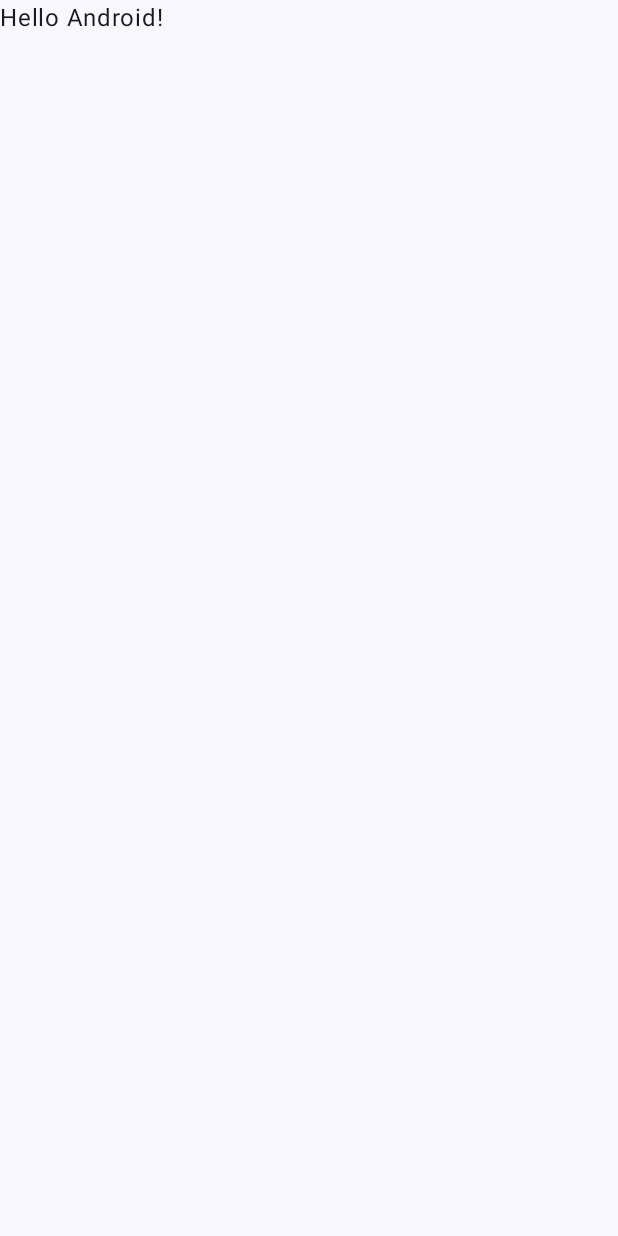
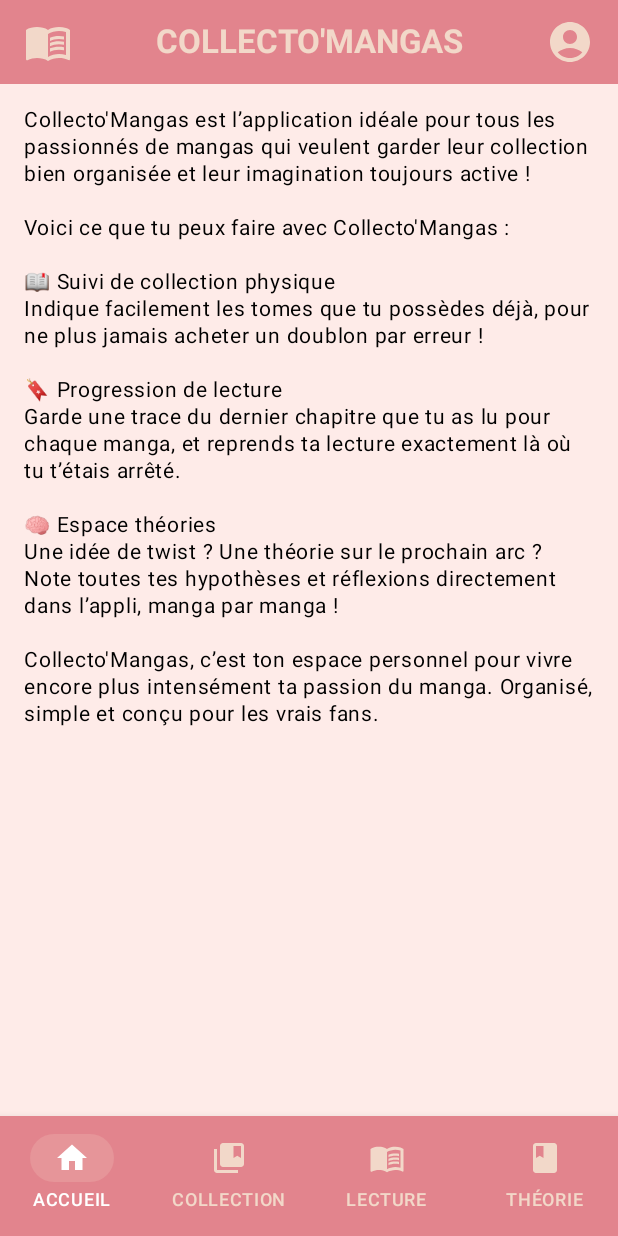
Before and after one commit to Lecureur-Arthur/CollectoMangas, an Android app built with Jetpack Compose: the screen it shows after launch (MainActivity), on a phone screen of 412 x 824 dp. Before the commit the screen is almost empty. Run offline under Robolectric (Android 15) with nearby library versions, the phone set to English and light mode, and no system bars.

Commit message:
Ajout de la page principal

```diff
--- a/app/build.gradle.kts
+++ b/app/build.gradle.kts
@@ -49,6 +49,7 @@ dependencies {
     implementation(libs.androidx.ui.graphics)
     implementation(libs.androidx.ui.tooling.preview)
     implementation(libs.androidx.material3)
+    implementation(libs.androidx.navigation.compose.jvmstubs)
     testImplementation(libs.junit)
     androidTestImplementation(libs.androidx.junit)
     androidTestImplementation(libs.androidx.espresso.core)
@@ -56,4 +57,7 @@ dependencies {
     androidTestImplementation(libs.androidx.ui.test.junit4)
     debugImplementation(libs.androidx.ui.tooling)
     debugImplementation(libs.androidx.ui.test.manifest)
+
+    implementation(libs.material.icons.extended)
+
 }
--- a/app/src/main/java/com/example/collectomangas/MainActivity.kt
+++ b/app/src/main/java/com/example/collectomangas/MainActivity.kt
@@ -4,14 +4,30 @@ import android.os.Bundle
 import androidx.activity.ComponentActivity
 import androidx.activity.compose.setContent
 import androidx.activity.enableEdgeToEdge
-import androidx.compose.foundation.layout.fillMaxSize
-import androidx.compose.foundation.layout.padding
-import androidx.compose.material3.Scaffold
-import androidx.compose.material3.Text
-import androidx.compose.runtime.Composable
+import androidx.compose.foundation.background
+import androidx.compose.foundation.layout.*
+import androidx.compose.foundation.rememberScrollState
+import androidx.compose.foundation.verticalScroll
+import androidx.compose.material.icons.Icons
+import androidx.compose.material.icons.filled.*
+import androidx.compose.material3.*
+import androidx.compose.runtime.*
+import androidx.compose.ui.Alignment
 import androidx.compose.ui.Modifier
+import androidx.compose.ui.draw.shadow
+import androidx.compose.ui.graphics.Color
+import androidx.compose.ui.text.font.FontWeight
+import androidx.compose.ui.text.style.TextAlign
 import androidx.compose.ui.tooling.preview.Preview
-import com.example.collectomangas.ui.theme.CollectoMangasTheme
+import androidx.compose.ui.unit.dp
+import androidx.compose.ui.unit.sp
+import com.example.collectomangas.ui.theme.*
+
+private val LightColorScheme = lightColorScheme(
+    primary = RoseChaud,
+    secondary = BeigeRose,
+    background = RosePale
+)
 
 class MainActivity : ComponentActivity() {
     override fun onCreate(savedInstanceState: Bundle?) {
@@ -19,29 +35,163 @@ class MainActivity : ComponentActivity() {
         enableEdgeToEdge()
         setContent {
             CollectoMangasTheme {
-                Scaffold(modifier = Modifier.fillMaxSize()) { innerPadding ->
-                    Greeting(
-                        name = "Android",
-                        modifier = Modifier.padding(innerPadding)
-                    )
-                }
+                MainScreen()
             }
         }
     }
 }
 
 @Composable
-fun Greeting(name: String, modifier: Modifier = Modifier) {
-    Text(
-        text = "Hello $name!",
+fun MainScreen() {
+    var selectedItem by remember { mutableStateOf(0) }
+
+    Surface(
+        modifier = Modifier.fillMaxSize(),
+        color = LightColorScheme.background
+    ) {
+        Scaffold(
+            containerColor = Color.Transparent,
+            modifier = Modifier.fillMaxSize(),
+            topBar = { Header() },
+            bottomBar = {
+                footer(selectedItem = selectedItem, onItemSelected = { selectedItem = it })
+            }
+        ) { innerPadding ->
+            when (selectedItem) {
+                0 -> Body(Modifier.padding(innerPadding))
+                1 -> CollectionScreen(Modifier.padding(innerPadding))
+                2 -> LectureScreen(Modifier.padding(innerPadding))
+                3 -> TheorieScreen(Modifier.padding(innerPadding))
+            }
+        }
+    }
+}
+
+@Composable
+fun Header() {
+    Row(
+        modifier = Modifier
+            .fillMaxWidth()
+            .background(LightColorScheme.primary)
+            .padding(horizontal = 16.dp, vertical = 12.dp),
+        verticalAlignment = Alignment.CenterVertically,
+        horizontalArrangement = Arrangement.SpaceBetween
+    ) {
+        Icon(
+            imageVector = Icons.Default.MenuBook,
+            contentDescription = "Logo Collecto'Mangas",
+            modifier = Modifier.size(32.dp),
+            tint = LightColorScheme.secondary
+        )
+
+        Text(
+            text = "COLLECTO'MANGAS",
+            style = MaterialTheme.typography.titleLarge.copy(fontWeight = FontWeight.Bold),
+            modifier = Modifier.weight(1f),
+            textAlign = TextAlign.Center,
+            color = LightColorScheme.secondary
+        )
+
+        Icon(
+            imageVector = Icons.Default.AccountCircle,
+            contentDescription = "Profil utilisateur",
+            modifier = Modifier.size(32.dp),
+            tint = LightColorScheme.secondary
+        )
+    }
+}
+
+@Composable
+fun footer(
+    selectedItem: Int,
+    onItemSelected: (Int) -> Unit
+) {
+    val items = listOf("Accueil", "Collection", "Lecture", "Théorie")
+    val icons = listOf(
+        Icons.Default.Home,
+        Icons.Default.CollectionsBookmark,
+        Icons.Default.MenuBook,
+        Icons.Default.Book
+    )
+
+    NavigationBar(
+        modifier = Modifier
+            .shadow(8.dp, spotColor = Color.Black.copy(alpha = 0.25f)), // Ombre au-dessus
+        containerColor = LightColorScheme.primary,
+        contentColor = LightColorScheme.secondary
+    ) {
+        items.forEachIndexed { index, item ->
+            NavigationBarItem(
+                icon = {
+                    Icon(
+                        imageVector = icons[index],
+                        contentDescription = item,
+                        tint = if (selectedItem == index) Color.White else LightColorScheme.secondary
+                    )
+                },
+                label = {
+                    Text(
+                        text = item.uppercase(),
+                        color = if (selectedItem == index) Color.White else LightColorScheme.secondary
+                    )
+                },
+                selected = selectedItem == index,
+                onClick = { onItemSelected(index) },
+                colors = NavigationBarItemDefaults.colors(
+                    selectedIconColor = Color.White,
+                    selectedTextColor = Color.White,
+                    indicatorColor = LightColorScheme.secondary.copy(alpha = 0.2f),
+                    unselectedIconColor = LightColorScheme.secondary,
+                    unselectedTextColor = LightColorScheme.secondary
+                )
+            )
+        }
+    }
+}
+
+@Composable
+fun Body(modifier: Modifier = Modifier) {
+    val scrollState = rememberScrollState()
+
+    Column(
         modifier = modifier
-    )
+            .padding(16.dp)
+            .verticalScroll(scrollState)
+    ) {
+        Text(
+            text = "Collecto'Mangas est l’application idéale pour tous les passionnés de mangas qui veulent garder leur collection bien organisée et leur imagination toujours active !\n\n" +
+                    "Voici ce que tu peux faire avec Collecto'Mangas :\n\n" +
+                    "📖 Suivi de collection physique\nIndique facilement les tomes que tu possèdes déjà, pour ne plus jamais acheter un doublon par erreur !\n\n" +
+                    "🔖 Progression de lecture\nGarde une trace du dernier chapitre que tu as lu pour chaque manga, et reprends ta lecture exactement là où tu t’étais arrêté.\n\n" +
+                    "🧠 Espace théories\nUne idée de twist ? Une théorie sur le prochain arc ? Note toutes tes hypothèses et réflexions directement dans l’appli, manga par manga !\n\n" +
+                    "Collecto'Mangas, c’est ton espace personnel pour vivre encore plus intensément ta passion du manga. Organisé, simple et conçu pour les vrais fans.",
+            style = MaterialTheme.typography.bodyLarge.copy(
+                fontSize = 14.sp,
+                lineHeight = 18.sp
+            )
+        )
+    }
+}
+
+@Composable
+fun CollectionScreen(modifier: Modifier = Modifier) {
+    Text(text = "Voici ta collection.", modifier = modifier.padding(16.dp))
+}
+
+@Composable
+fun LectureScreen(modifier: Modifier = Modifier) {
+    Text(text = "Zone de lecture.", modifier = modifier.padding(16.dp))
+}
+
+@Composable
+fun TheorieScreen(modifier: Modifier = Modifier) {
+    Text(text = "Théorie et informations.", modifier = modifier.padding(16.dp))
 }
 
 @Preview(showBackground = true)
 @Composable
-fun GreetingPreview() {
+fun MainScreenPreview() {
     CollectoMangasTheme {
-        Greeting("Android")
+        MainScreen()
     }
 }
--- a/app/src/main/java/com/example/collectomangas/ui/theme/Color.kt
+++ b/app/src/main/java/com/example/collectomangas/ui/theme/Color.kt
@@ -9,3 +9,7 @@ val Pink80 = Color(0xFFEFB8C8)
 val Purple40 = Color(0xFF6650a4)
 val PurpleGrey40 = Color(0xFF625b71)
 val Pink40 = Color(0xFF7D5260)
+
+val RoseChaud = Color(0xFFE2848D)
+val BeigeRose = Color(0xFFF2D8C9)
+val RosePale = Color(0xFFFEEBE8);
--- a/gradle/libs.versions.toml
+++ b/gradle/libs.versions.toml
@@ -8,9 +8,14 @@ espressoCore = "3.6.1"
 lifecycleRuntimeKtx = "2.9.0"
 activityCompose = "1.10.1"
 composeBom = "2024.09.00"
+materialIconsExtended = "1.6.1"
+navigationCompose = "2.9.0"
+navigationComposeJvmstubs = "2.9.0"
 
 [libraries]
 androidx-core-ktx = { group = "androidx.core", name = "core-ktx", version.ref = "coreKtx" }
+androidx-material-icons-extended = { module = "androidx.compose.material:material-icons-extended" }
+androidx-navigation-compose = { module = "androidx.navigation:navigation-compose", version.ref = "navigationCompose" }
 junit = { group = "junit", name = "junit", version.ref = "junit" }
 androidx-junit = { group = "androidx.test.ext", name = "junit", version.ref = "junitVersion" }
 androidx-espresso-core = { group = "androidx.test.espresso", name = "espresso-core", version.ref = "espressoCore" }
@@ -24,6 +29,8 @@ androidx-ui-tooling-preview = { group = "androidx.compose.ui", name = "ui-toolin
 androidx-ui-test-manifest = { group = "androidx.compose.ui", name = "ui-test-manifest" }
 androidx-ui-test-junit4 = { group = "androidx.compose.ui", name = "ui-test-junit4" }
 androidx-material3 = { group = "androidx.compose.material3", name = "material3" }
+androidx-navigation-compose-jvmstubs = { group = "androidx.navigation", name = "navigation-compose-jvmstubs", version.ref = "navigationComposeJvmstubs" }
+material-icons-extended = { module = "androidx.compose.material:material-icons-extended", version.ref = "materialIconsExtended" }
 
 [plugins]
 android-application = { id = "com.android.application", version.ref = "agp" }
```
Also changed, not shown: 1 other file.
